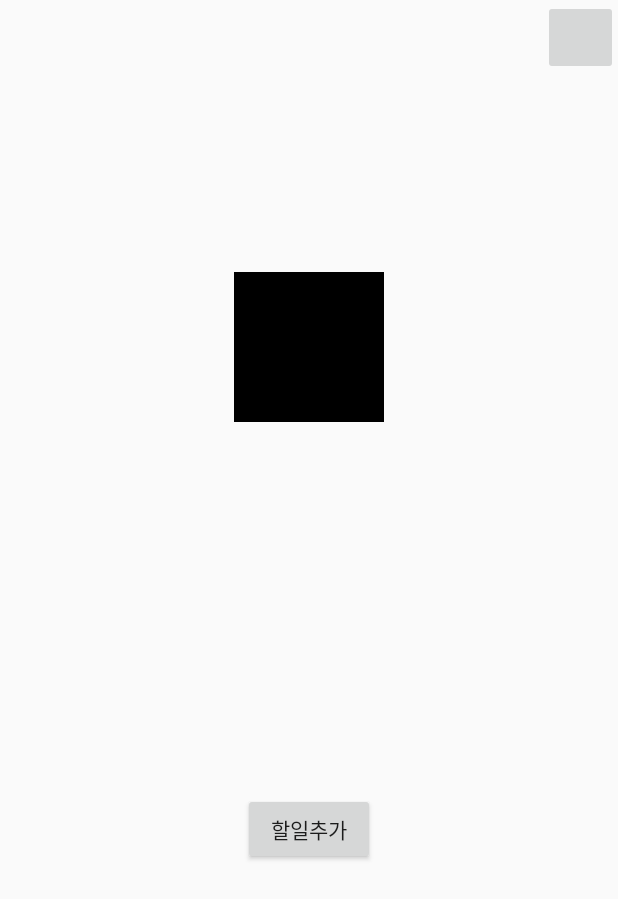
After one commit to CAPsin/CAPs, an Android app: the PlannerActivity screen opened directly, with no data from a screen before it, on a phone screen of 412 x 824 dp. The commit adds this screen. Shown: the top 899 px of the screen. Run offline under Robolectric (Android 15) with nearby library versions, the phone set to English and light mode, and no system bars.

Commit message:
update planner activty
임시 planner뷰 추가

```diff
--- a/app/src/main/AndroidManifest.xml
+++ b/app/src/main/AndroidManifest.xml
@@ -9,6 +9,9 @@
         android:roundIcon="@mipmap/ic_launcher_round"
         android:supportsRtl="true"
         android:theme="@style/Theme.AppCompat.Light.NoActionBar">
+        <activity
+            android:name=".PlannerActivity"
+            android:exported="true" />
         <activity
             android:name=".test"
             android:exported="false" />
--- a/app/src/main/java/com/example/cpas/MainActivity.kt
+++ b/app/src/main/java/com/example/cpas/MainActivity.kt
@@ -40,6 +40,10 @@
         more.setOnClickListener {
             val drawer : DrawerLayout = findViewById(R.id.layout_drawer)
             drawer.openDrawer(GravityCompat.END)
+        }
+        planner.setOnClickListener {
+            val intent = Intent(this,MyinfoActivity::class.java)
+            startActivity(intent)
         }
         category.setOnClickListener {
             val alert = AlertDialog.Builder(this)
--- /dev/null
+++ b/app/src/main/java/com/example/cpas/PlannerActivity.kt
@@ -0,0 +1,11 @@
+package com.example.cpas
+
+import androidx.appcompat.app.AppCompatActivity
+import android.os.Bundle
+
+class PlannerActivity : AppCompatActivity() {
+    override fun onCreate(savedInstanceState: Bundle?) {
+        super.onCreate(savedInstanceState)
+        setContentView(R.layout.activity_planner)
+    }
+}
--- /dev/null
+++ b/app/src/main/res/layout/activity_planner.xml
@@ -0,0 +1,39 @@
+<?xml version="1.0" encoding="utf-8"?>
+<androidx.constraintlayout.widget.ConstraintLayout xmlns:android="http://schemas.android.com/apk/res/android"
+    xmlns:app="http://schemas.android.com/apk/res-auto"
+    xmlns:tools="http://schemas.android.com/tools"
+    android:layout_width="match_parent"
+    android:layout_height="match_parent"
+    tools:context=".PlannerActivity">
+
+    <View
+        android:id="@+id/plannerGraph"
+        android:layout_width="100dp"
+        android:layout_height="100dp"
+        android:background="@color/black"
+        app:layout_constraintStart_toStartOf="parent"
+        app:layout_constraintEnd_toEndOf="parent"
+        app:layout_constraintTop_toTopOf="parent"
+        app:layout_constraintBottom_toBottomOf="parent"
+        app:layout_constraintVertical_bias="0.25"/>
+
+    <ImageButton
+        android:id="@+id/calendarButton"
+        android:layout_width="50dp"
+        android:layout_height="50dp"
+        app:layout_constraintTop_toTopOf="parent"
+        app:layout_constraintEnd_toEndOf="parent"/>
+
+
+    <androidx.appcompat.widget.AppCompatButton
+        android:id="@+id/addPlanButton"
+        android:layout_width="wrap_content"
+        android:layout_height="wrap_content"
+        app:layout_constraintStart_toStartOf="parent"
+        app:layout_constraintEnd_toEndOf="parent"
+        app:layout_constraintTop_toBottomOf="@id/plannerGraph"
+        app:layout_constraintBottom_toBottomOf="parent"
+        android:text="할일추가"/>
+
+
+</androidx.constraintlayout.widget.ConstraintLayout>
```
